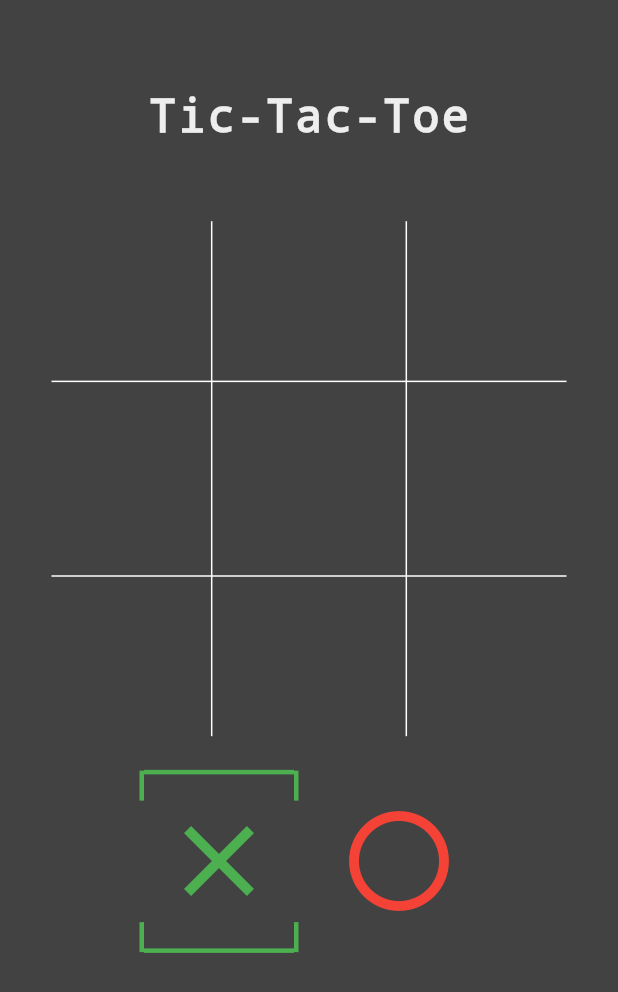
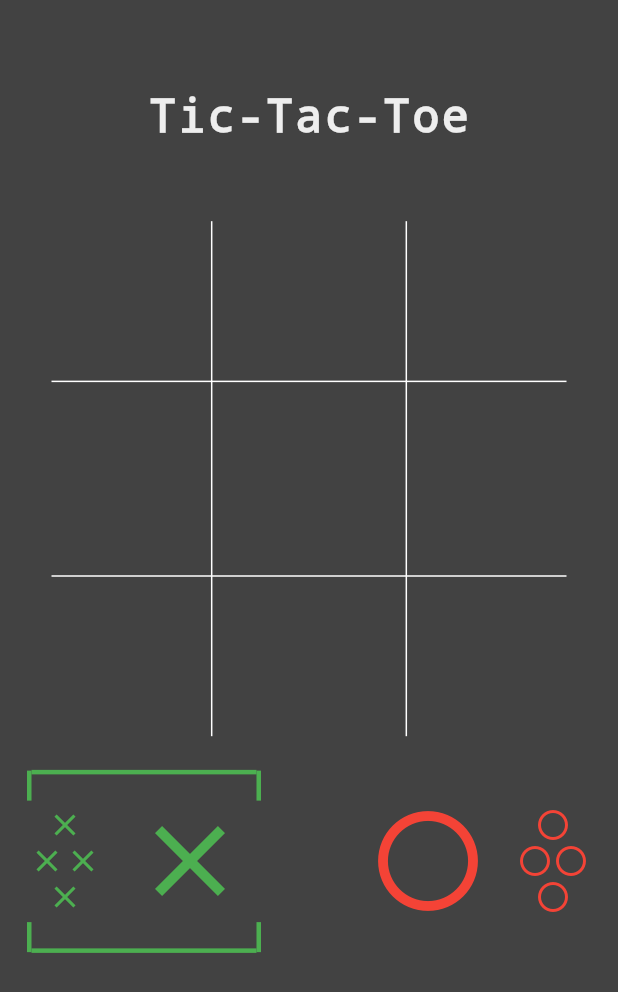
Before and after one commit to burhanhaq/TicTacToe, a Flutter app: the screen it shows after launch, on a phone screen of 412 x 824 dp. Shown: the top 992 px of the screen. Run offline on Flutter 3.47's test engine with Material 2 defaults, Android fonts, the phone set to English and light mode, and no system bars.

Commit message:
Changed the look of bottom_row

```diff
--- a/lib/bottom_row.dart
+++ b/lib/bottom_row.dart
@@ -5,6 +5,11 @@ import 'game_state.dart';
 
 class BottomRow extends StatelessWidget {
   final double iconSize = 80.0;
+  final IconData iconP1 = Icons.close;
+  final Color colorP1 = Colors.green;
+  final IconData iconP2 = Icons.radio_button_unchecked;
+  final Color colorP2 = Colors.red;
+
   @override
   Widget build(BuildContext context) {
     return Consumer<GameState>(
@@ -25,7 +30,7 @@ class BottomRow extends StatelessWidget {
                     Container(
                       color: Colors.green,
                       height: 3.0,
-                      width: 100.0,
+                      width: 150.0,
                     ),
                     SizedBox(height: 18),
                   ],
@@ -39,26 +44,47 @@ class BottomRow extends StatelessWidget {
             ),
           ),
           Row(
-            mainAxisAlignment: MainAxisAlignment.center,
+            mainAxisAlignment: MainAxisAlignment.spaceEvenly,
             children: <Widget>[
+              Column(
+                children: <Widget>[
+                  Icon(iconP1, color: colorP1),
+                  Row(
+                    children: <Widget>[
+                      Icon(iconP1, color: colorP1),
+                      Icon(iconP1, color: colorP1),
+                    ],
+                  ),
+                  Icon(iconP1, color: colorP1),
+                ],
+              ),
+//              SizedBox(width: 10),
               Container(
-//                    width: 100,
-//                    height: 40,
                 child: Icon(
-                  Icons.close,
-                  color: Colors.green,
+                  iconP1,
+                  color: colorP1,
                   size: iconSize,
                 ),
               ),
               SizedBox(width: 40),
               Container(
-//                    width: 100,
-//                    height: 40,
                 child: Icon(
-                  Icons.radio_button_unchecked,
-                  color: Colors.red,
+                  iconP2,
+                  color: colorP2,
                   size: iconSize,
                 ),
+              ),
+              Column(
+                children: <Widget>[
+                  Icon(iconP2, color: colorP2),
+                  Row(
+                    children: <Widget>[
+                      Icon(iconP2, color: colorP2),
+                      Icon(iconP2, color: colorP2),
+                    ],
+                  ),
+                  Icon(iconP2, color: colorP2),
+                ],
               ),
             ],
           ),
@@ -78,7 +104,7 @@ class BottomRow extends StatelessWidget {
                     Container(
                       color: Colors.green,
                       height: 3.0,
-                      width: 100.0,
+                      width: 150.0,
                     ),
                   ],
                 ),
--- a/lib/game_state.dart
+++ b/lib/game_state.dart
@@ -4,7 +4,7 @@ import 'constants.dart';
 
 class GameState with ChangeNotifier {
   Turn _turn = Turn.P1;
-  double _translateValue = -60;
+  double _translateValue = -110;
 
   Turn get turn => _turn;
   void changeTurn() {
--- a/lib/grid.dart
+++ b/lib/grid.dart
@@ -27,33 +27,33 @@ class _GridState extends State<Grid> {
             Row(
               mainAxisSize: MainAxisSize.min,
               children: <Widget>[
-                CardPlaceholder(),
+                CardPlaceholder(cardID: 1),
                 SizedBox(width: spacing),
-                CardPlaceholder(),
+                CardPlaceholder(cardID: 2),
                 SizedBox(width: spacing),
-                CardPlaceholder()
+                CardPlaceholder(cardID: 3),
               ],
             ),
             SizedBox(height: spacing),
             Row(
               mainAxisSize: MainAxisSize.min,
               children: <Widget>[
-                CardPlaceholder(),
+                CardPlaceholder(cardID: 4),
                 SizedBox(width: spacing),
-                CardPlaceholder(),
+                CardPlaceholder(cardID: 5),
                 SizedBox(width: spacing),
-                CardPlaceholder()
+                CardPlaceholder(cardID: 6),
               ],
             ),
             SizedBox(height: spacing),
             Row(
               mainAxisSize: MainAxisSize.min,
               children: <Widget>[
-                CardPlaceholder(),
+                CardPlaceholder(cardID: 7),
                 SizedBox(width: spacing),
-                CardPlaceholder(),
+                CardPlaceholder(cardID: 8),
                 SizedBox(width: spacing),
-                CardPlaceholder()
+                CardPlaceholder(cardID: 9),
               ],
             ),
           ],
@@ -64,6 +64,8 @@ class _GridState extends State<Grid> {
 }
 
 class CardPlaceholder extends StatefulWidget {
+  final int cardID;
+  CardPlaceholder({@required this.cardID});
   @override
   _CardPlaceholderState createState() => _CardPlaceholderState();
 }
@@ -84,9 +86,7 @@ class _CardPlaceholderState extends State<CardPlaceholder> {
               : Icons.radio_button_unchecked;
           iconColor = currentTurn == Turn.P1 ? Colors.green : Colors.red;
           gameState.changeTurn();
-//          gameState.turn = currentTurn;
           gameState.invertTranslateValue();
-//          gameState.translateValue = gameState.translateValue;
         }
       },
       child: Container(
```
